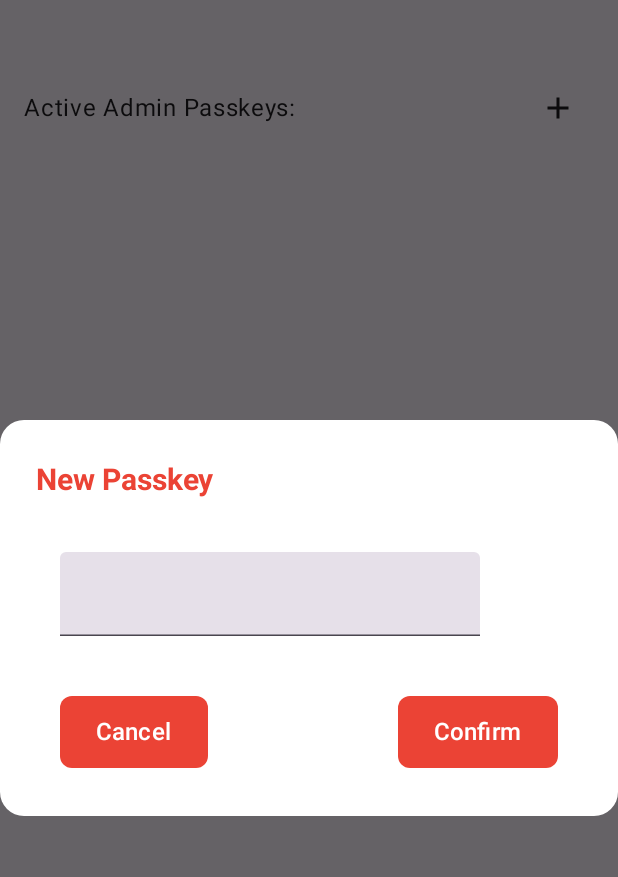
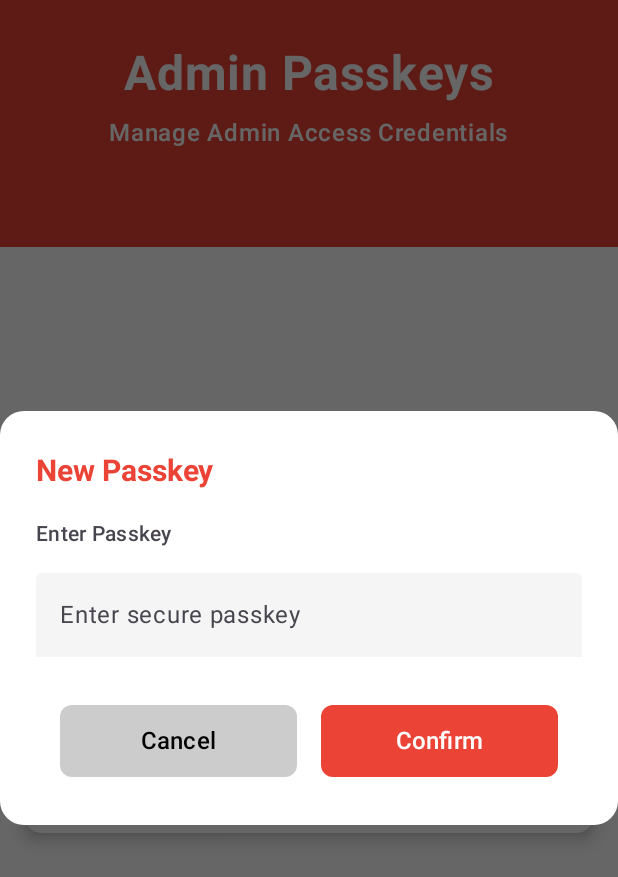
Before and after one commit to jarvis1704/blood-donation-app, an Android app built with Jetpack Compose: the composable AdminPasskeys shown on its own in the app's theme, after a tap on "Add key", on a phone screen of 412 x 824 dp. Shown: the top 877 px of the screen. Run offline under Robolectric (Android 15) with nearby library versions, the phone set to English and light mode, and no system bars; our stand-ins replace Dagger/Hilt's generated code, Firebase (no records; nobody signed in at launch, a user with empty details on screens opened directly).

Commit message:
Styled the admin passkeys page

```diff
--- a/Android application/app/src/main/java/com/example/blooddonationapp/AdminEntry/AdminPasskeys.kt
+++ b/Android application/app/src/main/java/com/example/blooddonationapp/AdminEntry/AdminPasskeys.kt
@@ -1,26 +1,31 @@
 package com.example.blooddonationapp.AdminEntry
 
+import androidx.compose.foundation.background
 import androidx.compose.foundation.layout.Arrangement
+import androidx.compose.foundation.layout.Box
 import androidx.compose.foundation.layout.Column
 import androidx.compose.foundation.layout.Row
 import androidx.compose.foundation.layout.Spacer
+import androidx.compose.foundation.layout.fillMaxSize
 import androidx.compose.foundation.layout.fillMaxWidth
 import androidx.compose.foundation.layout.height
 import androidx.compose.foundation.layout.padding
-import androidx.compose.foundation.layout.size
+import androidx.compose.foundation.layout.statusBarsPadding
 import androidx.compose.foundation.shape.RoundedCornerShape
 import androidx.compose.material.icons.Icons
 import androidx.compose.material.icons.filled.Add
-import androidx.compose.material.icons.filled.Close
 import androidx.compose.material.icons.filled.Delete
 import androidx.compose.material3.AlertDialog
 import androidx.compose.material3.Button
 import androidx.compose.material3.ButtonDefaults
 import androidx.compose.material3.Card
+import androidx.compose.material3.CardDefaults
+import androidx.compose.material3.Divider
 import androidx.compose.material3.Icon
 import androidx.compose.material3.IconButton
 import androidx.compose.material3.Text
 import androidx.compose.material3.TextField
+import androidx.compose.material3.TextFieldDefaults
 import androidx.compose.runtime.Composable
 import androidx.compose.runtime.LaunchedEffect
 import androidx.compose.ui.Alignment
@@ -45,41 +50,121 @@ fun AdminPasskeys(
         isFetchingPasskeys = true
         adminViewmodel.GetActivePasskeys()
     }
-    Column (
-        modifier = Modifier.padding(16.dp)
-    ){
-        Spacer(Modifier.height(32.dp))
-        Row (
+
+    Box(modifier = Modifier.fillMaxSize()) {
+        Column(modifier = Modifier.fillMaxSize()) {
+            // Header section with red background
+            Box(
+                modifier = Modifier
+                    .fillMaxWidth()
+                    .weight(0.2f)
+                    .background(Color(0xFFEB4335))
+            ) {
+                Column(
+                    modifier = Modifier
+                        .fillMaxWidth()
+                        .statusBarsPadding(),
+                    horizontalAlignment = Alignment.CenterHorizontally
+                ) {
+                    Spacer(Modifier.height(30.dp))
+                    Text(
+                        "Admin Passkeys",
+                        fontSize = 32.sp,
+                        color = Color.White,
+                        fontWeight = FontWeight.Bold
+                    )
+                    Spacer(Modifier.height(8.dp))
+                    Text(
+                        "Manage Admin Access Credentials",
+                        fontSize = 16.sp,
+                        color = Color.White,
+                        fontWeight = FontWeight.Medium
+                    )
+                }
+            }
+
+            // Main content with white background
+            Box(
+                modifier = Modifier
+                    .fillMaxWidth()
+                    .weight(0.8f)
+                    .background(Color.White)
+            ) {
+                Card(
+                    modifier = Modifier
+                        .fillMaxWidth(1f)
+                        .padding(horizontal = 16.dp)
+                        .align(Alignment.Center),
+                    elevation = CardDefaults.cardElevation(defaultElevation = 6.dp),
+                    colors = CardDefaults.cardColors(containerColor = Color.White, contentColor = Color.Black)
+                ) {
+                    Column(
+                        modifier = Modifier
+                            .fillMaxWidth()
+                            .padding(24.dp)
+                    ) {
+                        Row(
                             modifier = Modifier.fillMaxWidth(),
                             horizontalArrangement = Arrangement.SpaceBetween,
                             verticalAlignment = Alignment.CenterVertically
-        ){
-            Text("Active Admin Passkeys:")
+                        ) {
+                            Text(
+                                "Active Admin Passkeys",
+                                fontSize = 18.sp,
+                                fontWeight = FontWeight.Bold,
+                                color = Color(0xFFEB4335)
+                            )
                             IconButton(
                                 onClick = {
                                     isNewPasskeyDialogue = true
                                 }
                             ) {
-                Icon(imageVector = Icons.Default.Add,
-                    contentDescription = "Add key")
+                                Icon(
+                                    imageVector = Icons.Default.Add,
+                                    contentDescription = "Add key",
+                                    tint = Color(0xFFEB4335)
+                                )
                             }
                         }
+
+                        Spacer(Modifier.height(8.dp))
+                        Divider(color = Color(0xFFEEEEEE), thickness = 1.dp)
                         Spacer(Modifier.height(16.dp))
-        when (isFetchingPasskeys){
-            true->{
-                Text("Loading passkeys...")
+
+                        when (isFetchingPasskeys) {
+                            true -> {
+                                Text(
+                                    "Loading passkeys...",
+                                    fontSize = 16.sp,
+                                    color = Color.Gray,
+                                    modifier = Modifier.padding(vertical = 16.dp)
+                                )
                             }
-            false->{
-                Card (
-
-                ){
+                            false -> {
+                                Card(
+                                    modifier = Modifier.fillMaxWidth(),
+                                    colors = CardDefaults.cardColors(
+                                        containerColor = Color(0xFFF5F5F5),
+                                        contentColor = Color.Black
+                                    ),
+                                    elevation = CardDefaults.cardElevation(defaultElevation = 0.dp)
+                                ) {
+                                    Column(
+                                        modifier = Modifier.fillMaxWidth()
+                                    ) {
                                         ActivePasskeysList.forEach {
                                             Row(
-                            modifier = Modifier.fillMaxWidth().padding(6.dp),
+                                                modifier = Modifier
+                                                    .fillMaxWidth()
+                                                    .padding(12.dp),
                                                 horizontalArrangement = Arrangement.SpaceBetween,
                                                 verticalAlignment = Alignment.CenterVertically
                                             ) {
-                            Text(it.key)
+                                                Text(
+                                                    it.key,
+                                                    fontSize = 16.sp,
+                                                    fontWeight = FontWeight.Medium
+                                                )
                                                 IconButton(
                                                     onClick = {
                                                         NewGlobalAlert(
@@ -92,8 +177,24 @@ fun AdminPasskeys(
                                                         )
                                                     }
                                                 ) {
-                                Icon(imageVector = Icons.Default.Delete,
-                                    contentDescription = "Delete request")
+                                                    Icon(
+                                                        imageVector = Icons.Default.Delete,
+                                                        contentDescription = "Delete request",
+                                                        tint = Color(0xFFEB4335)
+                                                    )
+                                                }
+                                            }
+                                            // Add a divider between items except for the last one
+                                            if (it != ActivePasskeysList.last()) {
+                                                Divider(
+                                                    color = Color(0xFFE0E0E0),
+                                                    thickness = 1.dp,
+                                                    modifier = Modifier.padding(horizontal = 12.dp)
+                                                )
+                                            }
+                                        }
+                                    }
+                                }
                             }
                         }
                     }
@@ -126,13 +227,33 @@ fun NewPasskey(
                 }
             },
             text = {
+                Column {
+                    Text(
+                        "Enter Passkey",
+                        fontWeight = FontWeight.Medium,
+                        modifier = Modifier.padding(bottom = 8.dp)
+                    )
                     TextField(
                         value = tempNewPasskey,
                         onValueChange = {
                             tempNewPasskey = it
                         },
-                    modifier = Modifier.padding(16.dp)
+                        placeholder = { Text("Enter secure passkey") },
+                        modifier = Modifier
+                            .fillMaxWidth()
+                            .padding(vertical = 8.dp),
+                        colors = TextFieldDefaults.colors(
+                            unfocusedContainerColor = Color(0xFFF5F5F5),
+                            focusedContainerColor = Color(0xFFF5F5F5),
+                            unfocusedIndicatorColor = Color.Transparent,
+                            focusedIndicatorColor = Color(0xFFEB4335),
+                            focusedTextColor = Color.Black,
+                            unfocusedTextColor = Color.Black,
+                            disabledPlaceholderColor = Color.LightGray
+                        ),
+                        singleLine = true
                     )
+                }
             },
             confirmButton = {
                 Row(
@@ -146,16 +267,19 @@ fun NewPasskey(
                             isNewPasskeyDialogue = false
                         },
                         modifier = Modifier
-                            .height(48.dp),
+                            .weight(1f)
+                            .height(48.dp)
+                            .padding(end = 8.dp),
                         colors = ButtonDefaults.buttonColors(
-                            containerColor = Color(0xFFEB4335)
+                            containerColor = Color.LightGray
                         ),
                         shape = RoundedCornerShape(8.dp)
                     ) {
                         Text(
                             text = "Cancel",
                             fontSize = 16.sp,
-                            fontWeight = FontWeight.Medium
+                            fontWeight = FontWeight.Medium,
+                            color = Color.Black
                         )
                     }
                     Button(
@@ -163,7 +287,9 @@ fun NewPasskey(
                             adminViewmodel.AddPasskey(tempNewPasskey)
                         },
                         modifier = Modifier
-                            .height(48.dp),
+                            .weight(1f)
+                            .height(48.dp)
+                            .padding(start = 8.dp),
                         colors = ButtonDefaults.buttonColors(
                             containerColor = Color(0xFFEB4335)
                         ),
@@ -172,7 +298,8 @@ fun NewPasskey(
                         Text(
                             text = "Confirm",
                             fontSize = 16.sp,
-                            fontWeight = FontWeight.Medium
+                            fontWeight = FontWeight.Medium,
+                            color = Color.White
                         )
                     }
                 }
--- a/Android application/app/src/main/java/com/example/blooddonationapp/auth/interfaces/MainActivity.kt
+++ b/Android application/app/src/main/java/com/example/blooddonationapp/auth/interfaces/MainActivity.kt
@@ -17,6 +17,7 @@ import androidx.core.content.ContextCompat
 import androidx.navigation.compose.rememberNavController
 import com.example.blooddonationapp.AdminEntry.ActiveAnnouncements
 import com.example.blooddonationapp.AdminEntry.ActiveBloodRequests
+import com.example.blooddonationapp.AdminEntry.AdminPasskeys
 import com.example.blooddonationapp.auth.data.googleAuthClient
 import com.example.blooddonationapp.global.ui_components.appNav
 import com.example.blooddonationapp.global.ui_components.errorAlert
@@ -92,7 +93,7 @@ class MainActivity : ComponentActivity() {
 //                    globalAlert()
 //                    appNav(navCtrl, googleAuthUiClient)
 //                }
-                ActiveAnnouncements()
+                AdminPasskeys()
             }
         }
     }
```
Lines whose indentation alone changed are shown as unchanged.
